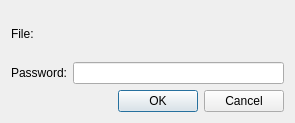
Before: the Qt Designer form PasswordInputDialog.ui in andrewrk/Secure-WordVault, drawn with Qt 5.
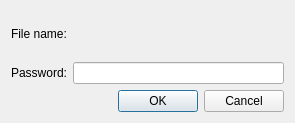
After: the same form once the commit is applied.

Commit message: Addressing changes requested for Password Input Dialog in PDF from 4/15/10

The edit to the form file:
```diff
--- a/PasswordInputDialog.ui
+++ b/PasswordInputDialog.ui
@@ -14,16 +14,9 @@
    <string>Enter File Password</string>
   </property>
   <layout class="QVBoxLayout" name="verticalLayout">
-   <item>
-    <widget class="QLabel" name="lblFile">
-     <property name="text">
-      <string>File:</string>
-     </property>
-    </widget>
-   </item>
    <item>
     <layout class="QGridLayout" name="gridLayout">
-     <item row="0" column="0">
+     <item row="1" column="0">
       <widget class="QLabel" name="label">
        <property name="text">
         <string>Password:</string>
@@ -33,13 +26,27 @@
        </property>
       </widget>
      </item>
-     <item row="0" column="1">
+     <item row="1" column="1">
       <widget class="QLineEdit" name="txtPassword">
        <property name="echoMode">
         <enum>QLineEdit::Password</enum>
        </property>
       </widget>
      </item>
+     <item row="0" column="0">
+      <widget class="QLabel" name="lblFile">
+       <property name="text">
+        <string>File name:</string>
+       </property>
+      </widget>
+     </item>
+     <item row="0" column="1">
+      <widget class="QLabel" name="lblFileName">
+       <property name="text">
+        <string/>
+       </property>
+      </widget>
+     </item>
     </layout>
    </item>
    <item>
```
The commit also changes 1 other file.
